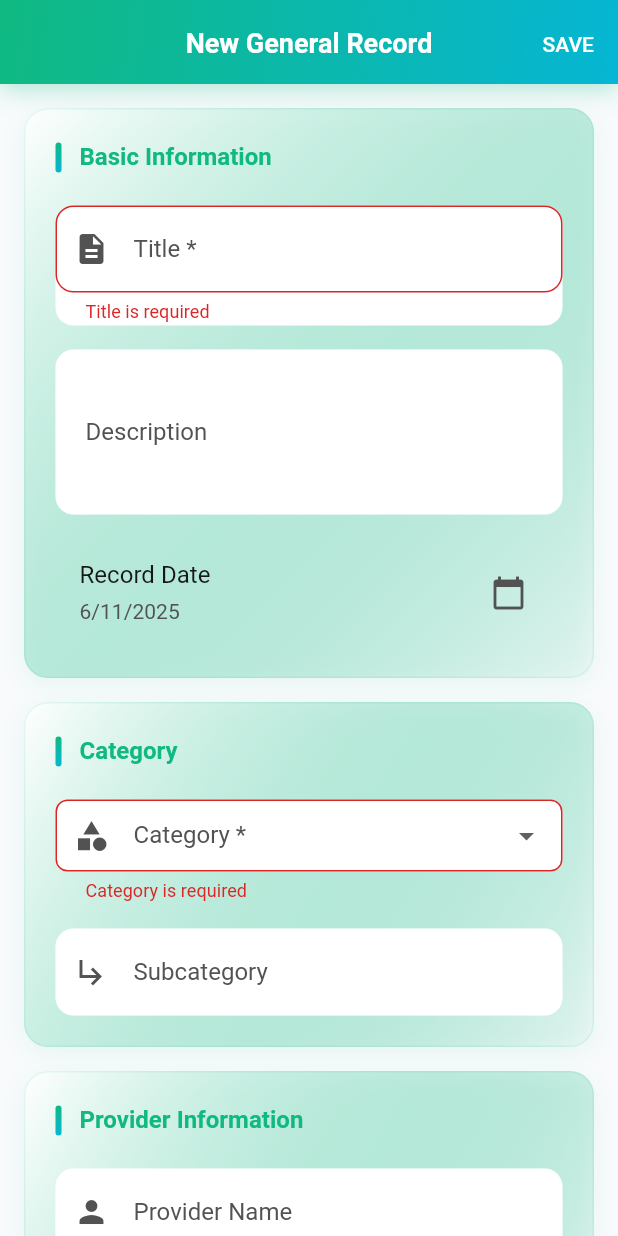
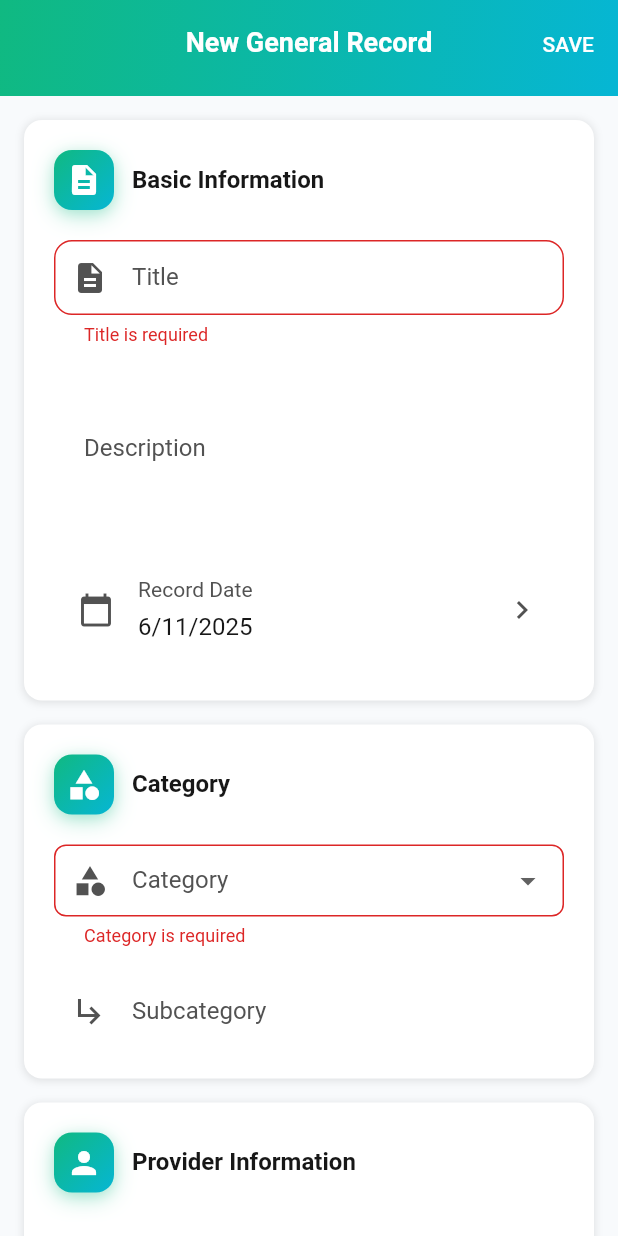
Before and after one commit to theprantadutta/health_box, a Flutter app: the GeneralRecordFormScreen screen opened by its route, after a tap on "SAVE", on a phone screen of 412 x 824 dp. Run offline on Flutter 3.47's test engine with Material 3 defaults, Android fonts, the phone set to English and light mode, and no system bars; our stand-ins replace audioplayers, connectivity_plus, csv, drift, file_picker, fl_chart and 14 more; missing offline and left inert: alarm, encrypted_drift, google_mlkit_text_recognition, googleapis; accounts and stored records are empty; generated files the repository leaves out were written again; statements that could not run were skipped.

Commit message:
feat(design-system): redesign General Record form (Phase 5 - Batch 5 Part 2)

```diff
--- a/lib/features/medical_records/screens/general_record_form_screen.dart
+++ b/lib/features/medical_records/screens/general_record_form_screen.dart
@@ -3,10 +3,14 @@ import 'package:flutter_riverpod/flutter_riverpod.dart';
 import 'package:go_router/go_router.dart';
 import '../../../shared/providers/medical_records_providers.dart';
 import '../../../shared/theme/design_system.dart';
-import '../../../shared/widgets/modern_text_field.dart';
 import '../services/general_record_service.dart';
 import '../../../shared/widgets/attachment_form_widget.dart';
 import '../../../shared/services/attachment_service.dart';
+import '../../../shared/widgets/hb_app_bar.dart';
+import '../../../shared/widgets/hb_button.dart';
+import '../../../shared/widgets/hb_text_field.dart';
+import '../../../shared/widgets/hb_card.dart';
+import '../../../shared/widgets/hb_list_tile.dart';
 import 'dart:developer' as developer;
 
 class GeneralRecordFormScreen extends ConsumerStatefulWidget {
@@ -50,7 +54,6 @@ class _GeneralRecordFormScreenState
   bool _isEditing = false;
   List<AttachmentResult> _attachments = [];
 
-  // Predefined categories
   final List<String> _categories = [
     'Insurance Documents',
     'Consent Forms',
@@ -67,60 +70,38 @@ class _GeneralRecordFormScreenState
   void initState() {
     super.initState();
     _isEditing = widget.generalRecordId != null;
-    if (_isEditing) {
-      _loadGeneralRecord();
-    }
-  }
-
-  Future<void> _loadGeneralRecord() async {
-    // TODO: Load existing general record data when editing
   }
 
   @override
   Widget build(BuildContext context) {
     return Scaffold(
-      appBar: AppBar(
-        title: Text(_isEditing ? 'Edit General Record' : 'New General Record', style: const TextStyle(color: Colors.white, fontWeight: FontWeight.w700)),
-        elevation: 0,
-        backgroundColor: Colors.transparent,
-        iconTheme: const IconThemeData(color: Colors.white),
-        flexibleSpace: Container(
-          decoration: BoxDecoration(
+      appBar: HBAppBar.gradient(
+        title: _isEditing ? 'Edit General Record' : 'New General Record',
         gradient: HealthBoxDesignSystem.medicalGreen,
-            boxShadow: [
-              BoxShadow(
-                color: HealthBoxDesignSystem.medicalGreen.colors.first.withValues(alpha: 0.3),
-                offset: const Offset(0, 4),
-                blurRadius: 12,
-              ),
-            ],
-          ),
-        ),
         actions: [
-          TextButton(
+          HBButton.text(
             onPressed: _isLoading ? null : _saveGeneralRecord,
-            style: TextButton.styleFrom(foregroundColor: Colors.white),
-            child: Text(_isLoading ? 'SAVING...' : 'SAVE'),
+            child: Text(_isLoading ? 'SAVING...' : 'SAVE', style: const TextStyle(color: Colors.white)),
           ),
         ],
       ),
       body: Form(
         key: _formKey,
         child: ListView(
-          padding: const EdgeInsets.all(16),
+          padding: EdgeInsets.all(context.responsivePadding),
           children: [
             _buildBasicInfoSection(),
-            const SizedBox(height: 16),
+            SizedBox(height: AppSpacing.base),
             _buildCategorySection(),
-            const SizedBox(height: 16),
+            SizedBox(height: AppSpacing.base),
             _buildProviderInfoSection(),
-            const SizedBox(height: 16),
+            SizedBox(height: AppSpacing.base),
             _buildDocumentDetailsSection(),
-            const SizedBox(height: 16),
+            SizedBox(height: AppSpacing.base),
             _buildNotesAndTagsSection(),
-            const SizedBox(height: 16),
+            SizedBox(height: AppSpacing.base),
             _buildSettingsSection(),
-            const SizedBox(height: 16),
+            SizedBox(height: AppSpacing.base),
             _buildAttachmentsSection(),
           ],
         ),
@@ -129,16 +110,18 @@ class _GeneralRecordFormScreenState
   }
 
   Widget _buildBasicInfoSection() {
-    return _buildModernSection(
-      context: context,
-      title: 'Basic Information',
+    return HBCard.elevated(
+      padding: EdgeInsets.all(AppSpacing.lg),
+      child: Column(
+        crossAxisAlignment: CrossAxisAlignment.start,
         children: [
-        ModernTextField(
+          _buildSectionHeader('Basic Information', Icons.description, HealthBoxDesignSystem.medicalGreen),
+          SizedBox(height: AppSpacing.lg),
+          HBTextField.filled(
             controller: _titleController,
-          labelText: 'Title *',
-          hintText: 'e.g., Insurance Card, Referral Letter',
-          prefixIcon: const Icon(Icons.description),
-          focusGradient: HealthBoxDesignSystem.medicalGreen,
+            label: 'Title',
+            hint: 'e.g., Insurance Card, Referral Letter',
+            prefixIcon: Icons.description,
             validator: (value) {
               if (value == null || value.trim().isEmpty) {
                 return 'Title is required';
@@ -146,41 +129,39 @@ class _GeneralRecordFormScreenState
               return null;
             },
           ),
-        const SizedBox(height: 16),
-        ModernTextField(
+          SizedBox(height: AppSpacing.base),
+          HBTextField.multiline(
             controller: _descriptionController,
-          labelText: 'Description',
-          hintText: 'Additional details about this record',
-          focusGradient: HealthBoxDesignSystem.medicalGreen,
-          maxLines: 3,
+            label: 'Description',
+            hint: 'Additional details about this record',
+            minLines: 3,
+            maxLines: 5,
           ),
-        const SizedBox(height: 16),
-        ListTile(
-          title: const Text('Record Date'),
-          subtitle: Text(_formatDate(_recordDate)),
-          trailing: const Icon(Icons.calendar_today),
-          onTap: () => _selectDate(context, 'record'),
+          SizedBox(height: AppSpacing.base),
+          _buildDateTile('Record Date', _recordDate, () => _selectDate(context, 'record')),
+        ],
       ),
-      ],
     );
   }
 
   Widget _buildCategorySection() {
-    return _buildModernSection(
-      context: context,
-      title: 'Category',
+    return HBCard.elevated(
+      padding: EdgeInsets.all(AppSpacing.lg),
+      child: Column(
+        crossAxisAlignment: CrossAxisAlignment.start,
         children: [
+          _buildSectionHeader('Category', Icons.category, HealthBoxDesignSystem.medicalGreen),
+          SizedBox(height: AppSpacing.lg),
           DropdownButtonFormField<String>(
-          decoration: const InputDecoration(
-            labelText: 'Category *',
-            border: OutlineInputBorder(),
-            prefixIcon: Icon(Icons.category),
+            decoration: InputDecoration(
+              labelText: 'Category',
+              prefixIcon: const Icon(Icons.category),
+              filled: true,
+              fillColor: context.colorScheme.surfaceContainerHighest,
+              border: OutlineInputBorder(borderRadius: AppRadii.radiusMd, borderSide: BorderSide.none),
             ),
             items: _categories
-              .map((category) => DropdownMenuItem(
-                    value: category,
-                    child: Text(category),
-                  ))
+                .map((category) => DropdownMenuItem(value: category, child: Text(category)))
                 .toList(),
             onChanged: (value) {
               setState(() => _categoryController.text = value ?? '');
@@ -192,157 +173,147 @@ class _GeneralRecordFormScreenState
               return null;
             },
           ),
-        const SizedBox(height: 16),
-        ModernTextField(
+          SizedBox(height: AppSpacing.base),
+          HBTextField.filled(
             controller: _subcategoryController,
-          labelText: 'Subcategory',
-          hintText: 'More specific classification',
-          prefixIcon: const Icon(Icons.subdirectory_arrow_right),
-          focusGradient: HealthBoxDesignSystem.medicalGreen,
+            label: 'Subcategory',
+            hint: 'More specific classification',
+            prefixIcon: Icons.subdirectory_arrow_right,
           ),
         ],
+      ),
     );
   }
 
   Widget _buildProviderInfoSection() {
-    return _buildModernSection(
-      context: context,
-      title: 'Provider Information',
+    return HBCard.elevated(
+      padding: EdgeInsets.all(AppSpacing.lg),
+      child: Column(
+        crossAxisAlignment: CrossAxisAlignment.start,
         children: [
-        ModernTextField(
+          _buildSectionHeader('Provider Information', Icons.person, HealthBoxDesignSystem.medicalGreen),
+          SizedBox(height: AppSpacing.lg),
+          HBTextField.filled(
             controller: _providerNameController,
-          labelText: 'Provider Name',
-          hintText: 'Healthcare provider or contact person',
-          prefixIcon: const Icon(Icons.person),
-          focusGradient: HealthBoxDesignSystem.medicalGreen,
+            label: 'Provider Name',
+            hint: 'Healthcare provider or contact person',
+            prefixIcon: Icons.person,
           ),
-        const SizedBox(height: 16),
-        ModernTextField(
+          SizedBox(height: AppSpacing.base),
+          HBTextField.filled(
             controller: _institutionController,
-          labelText: 'Institution',
-          hintText: 'Hospital, clinic, or organization',
-          prefixIcon: const Icon(Icons.business),
-          focusGradient: HealthBoxDesignSystem.medicalGreen,
+            label: 'Institution',
+            hint: 'Hospital, clinic, or organization',
+            prefixIcon: Icons.business,
           ),
         ],
+      ),
     );
   }
 
   Widget _buildDocumentDetailsSection() {
-    return _buildModernSection(
-      context: context,
-      title: 'Document Details',
+    return HBCard.elevated(
+      padding: EdgeInsets.all(AppSpacing.lg),
+      child: Column(
+        crossAxisAlignment: CrossAxisAlignment.start,
         children: [
-        ModernTextField(
+          _buildSectionHeader('Document Details', Icons.insert_drive_file, HealthBoxDesignSystem.medicalGreen),
+          SizedBox(height: AppSpacing.lg),
+          HBTextField.filled(
             controller: _documentTypeController,
-          labelText: 'Document Type',
-          hintText: 'e.g., PDF, Image, Form',
-          prefixIcon: const Icon(Icons.insert_drive_file),
-          focusGradient: HealthBoxDesignSystem.medicalGreen,
+            label: 'Document Type',
+            hint: 'e.g., PDF, Image, Form',
+            prefixIcon: Icons.insert_drive_file,
           ),
-        const SizedBox(height: 16),
-        ModernTextField(
+          SizedBox(height: AppSpacing.base),
+          HBTextField.filled(
             controller: _referenceNumberController,
-          labelText: 'Reference Number',
-          hintText: 'ID, case number, or reference',
-          prefixIcon: const Icon(Icons.confirmation_number),
-          focusGradient: HealthBoxDesignSystem.medicalGreen,
+            label: 'Reference Number',
+            hint: 'ID, case number, or reference',
+            prefixIcon: Icons.confirmation_number,
           ),
-        const SizedBox(height: 16),
-        ListTile(
-          title: const Text('Document Date'),
-          subtitle: Text(_documentDate != null
-              ? _formatDate(_documentDate!)
-              : 'Not set'),
-          trailing: const Icon(Icons.calendar_today),
-          onTap: () => _selectDate(context, 'document'),
+          SizedBox(height: AppSpacing.base),
+          _buildDateTile('Document Date', _documentDate, () => _selectDate(context, 'document'), optional: true),
+          SizedBox(height: AppSpacing.base),
+          _buildDateTile('Expiration Date', _expirationDate, () => _selectDate(context, 'expiration'), optional: true),
+          SizedBox(height: AppSpacing.base),
+          _buildDateTile('Reminder Date', _reminderDate, () => _selectDate(context, 'reminder'), optional: true),
+        ],
       ),
-        const SizedBox(height: 16),
-        ListTile(
-          title: const Text('Expiration Date'),
-          subtitle: Text(_expirationDate != null
-              ? _formatDate(_expirationDate!)
-              : 'Not set'),
-          trailing: const Icon(Icons.event_busy),
-          onTap: () => _selectDate(context, 'expiration'),
-        ),
-        const SizedBox(height: 16),
-        ListTile(
-          title: const Text('Reminder Date'),
-          subtitle: Text(_reminderDate != null
-              ? _formatDate(_reminderDate!)
-              : 'Not set'),
-          trailing: const Icon(Icons.alarm),
-          onTap: () => _selectDate(context, 'reminder'),
-        ),
-      ],
     );
   }
 
   Widget _buildNotesAndTagsSection() {
-    return _buildModernSection(
-      context: context,
-      title: 'Additional Information',
+    return HBCard.elevated(
+      padding: EdgeInsets.all(AppSpacing.lg),
+      child: Column(
+        crossAxisAlignment: CrossAxisAlignment.start,
         children: [
-        ModernTextField(
+          _buildSectionHeader('Additional Information', Icons.note, HealthBoxDesignSystem.medicalGreen),
+          SizedBox(height: AppSpacing.lg),
+          HBTextField.filled(
             controller: _relatedConditionController,
-          labelText: 'Related Condition',
-          hintText: 'Associated medical condition',
-          prefixIcon: const Icon(Icons.link),
-          focusGradient: HealthBoxDesignSystem.medicalGreen,
+            label: 'Related Condition',
+            hint: 'Associated medical condition',
+            prefixIcon: Icons.link,
           ),
-        const SizedBox(height: 16),
-        ModernTextField(
+          SizedBox(height: AppSpacing.base),
+          HBTextField.multiline(
             controller: _notesController,
-          labelText: 'Notes',
-          hintText: 'Additional notes or comments',
-          prefixIcon: const Icon(Icons.note),
-          focusGradient: HealthBoxDesignSystem.medicalGreen,
-          maxLines: 3,
+            label: 'Notes',
+            hint: 'Additional notes or comments',
+            prefixIcon: Icons.note,
+            minLines: 3,
+            maxLines: 5,
           ),
-        const SizedBox(height: 16),
-        ModernTextField(
+          SizedBox(height: AppSpacing.base),
+          HBTextField.multiline(
             controller: _followUpRequiredController,
-          labelText: 'Follow-up Required',
-          hintText: 'What follow-up actions are needed',
-          prefixIcon: const Icon(Icons.follow_the_signs),
-          focusGradient: HealthBoxDesignSystem.medicalGreen,
-          maxLines: 2,
+            label: 'Follow-up Required',
+            hint: 'What follow-up actions are needed',
+            prefixIcon: Icons.follow_the_signs,
+            minLines: 2,
+            maxLines: 4,
           ),
-        const SizedBox(height: 16),
-        ModernTextField(
+          SizedBox(height: AppSpacing.base),
+          HBTextField.filled(
             controller: _tagsController,
-          labelText: 'Tags',
-          hintText: 'Comma-separated tags for organization',
-          prefixIcon: const Icon(Icons.tag),
-          focusGradient: HealthBoxDesignSystem.medicalGreen,
+            label: 'Tags',
+            hint: 'Comma-separated tags for organization',
+            prefixIcon: Icons.tag,
           ),
         ],
+      ),
     );
   }
 
   Widget _buildSettingsSection() {
-    return _buildModernSection(
-      context: context,
-      title: 'Settings',
+    return HBCard.elevated(
+      padding: EdgeInsets.all(AppSpacing.lg),
+      child: Column(
+        crossAxisAlignment: CrossAxisAlignment.start,
         children: [
-        SwitchListTile(
-          title: const Text('Confidential'),
-          subtitle: const Text('Mark as sensitive information'),
+          _buildSectionHeader('Settings', Icons.settings, HealthBoxDesignSystem.medicalGreen),
+          SizedBox(height: AppSpacing.lg),
+          HBListTile.switchTile(
+            title: 'Confidential',
+            subtitle: 'Mark as sensitive information',
+            icon: Icons.security,
             value: _isConfidential,
-          onChanged: (value) {
-            setState(() => _isConfidential = value);
-          },
+            onChanged: (value) => setState(() => _isConfidential = value),
+            iconColor: AppColors.warning,
           ),
-        SwitchListTile(
-          title: const Text('Requires Action'),
-          subtitle: const Text('Mark if follow-up action is needed'),
+          SizedBox(height: AppSpacing.sm),
+          HBListTile.switchTile(
+            title: 'Requires Action',
+            subtitle: 'Mark if follow-up action is needed',
+            icon: Icons.flag,
             value: _requiresAction,
-          onChanged: (value) {
-            setState(() => _requiresAction = value);
-          },
+            onChanged: (value) => setState(() => _requiresAction = value),
+            iconColor: AppColors.error,
           ),
         ],
+      ),
     );
   }
 
@@ -462,7 +433,6 @@ class _GeneralRecordFormScreenState
 
       await service.createGeneralRecord(request);
 
-      // Refresh medical records providers
       ref.invalidate(allMedicalRecordsProvider);
       ref.invalidate(recordsByProfileIdProvider(selectedProfileId));
 
@@ -472,52 +442,37 @@ class _GeneralRecordFormScreenState
           SnackBar(
             content: Row(
               children: [
-                const Icon(Icons.check_circle_outline, color: Colors.white, size: 20),
-                const SizedBox(width: 8),
-                const Expanded(
-                  child: Text('General record saved successfully'),
-                ),
+                const Icon(Icons.check_circle_outline, color: Colors.white, size: AppSizes.iconSm),
+                SizedBox(width: AppSpacing.sm),
+                const Expanded(child: Text('General record saved successfully')),
               ],
             ),
-            backgroundColor: Colors.green,
+            backgroundColor: AppColors.success,
             behavior: SnackBarBehavior.floating,
-            shape: RoundedRectangleBorder(borderRadius: BorderRadius.circular(8)),
+            shape: RoundedRectangleBorder(borderRadius: AppRadii.radiusMd),
           ),
         );
       }
 
-      // Log success
-      developer.log(
-        'General record created successfully for profile: $selectedProfileId',
-        name: 'GeneralRecordForm',
-        level: 800, // INFO level
-      );
+      developer.log('General record created successfully for profile: $selectedProfileId',
+        name: 'GeneralRecordForm', level: 800);
     } catch (error, stackTrace) {
-      // Log detailed error to console
-      developer.log(
-        'Failed to save general record',
-        name: 'GeneralRecordForm',
-        level: 1000, // ERROR level
-        error: error,
-        stackTrace: stackTrace,
-      );
+      developer.log('Failed to save general record',
+        name: 'GeneralRecordForm', level: 1000, error: error, stackTrace: stackTrace);
 
       if (mounted) {
-        // Show user-friendly error message
         ScaffoldMessenger.of(context).showSnackBar(
           SnackBar(
             content: Row(
               children: [
-                const Icon(Icons.error_outline, color: Colors.white, size: 20),
-                const SizedBox(width: 8),
-                const Expanded(
-                  child: Text('Failed to save general record. Please try again.'),
-                ),
+                const Icon(Icons.error_outline, color: Colors.white, size: AppSizes.iconSm),
+                SizedBox(width: AppSpacing.sm),
+                const Expanded(child: Text('Failed to save general record. Please try again.')),
               ],
             ),
-            backgroundColor: Theme.of(context).colorScheme.error,
+            backgroundColor: AppColors.error,
             behavior: SnackBarBehavior.floating,
-            shape: RoundedRectangleBorder(borderRadius: BorderRadius.circular(8)),
+            shape: RoundedRectangleBorder(borderRadius: AppRadii.radiusMd),
             action: SnackBarAction(
               label: 'Retry',
               textColor: Colors.white,
@@ -533,97 +488,83 @@ class _GeneralRecordFormScreenState
     }
   }
 
-  Widget _buildModernSection({
-    required BuildContext context,
-    required String title,
-    required List<Widget> children,
-  }) {
-    return Container(
-      decoration: BoxDecoration(
-        gradient: LinearGradient(
-          begin: Alignment.topLeft,
-          end: Alignment.bottomRight,
-          colors: [
-            Colors.white,
-            HealthBoxDesignSystem.medicalGreen.colors.first.withValues(alpha: 0.02),
-          ],
-        ),
-        borderRadius: BorderRadius.circular(16),
-        border: Border.all(
-          color: HealthBoxDesignSystem.medicalGreen.colors.first.withValues(alpha: 0.1),
-          width: 1,
-        ),
-        boxShadow: [
-          BoxShadow(
-            color: HealthBoxDesignSystem.medicalGreen.colors.first.withValues(alpha: 0.08),
-            offset: const Offset(0, 4),
-            blurRadius: 12,
-            spreadRadius: 0,
-          ),
-        ],
-      ),
-      child: Padding(
-        padding: const EdgeInsets.all(20),
+  Widget _buildAttachmentsSection() {
+    return HBCard.elevated(
+      padding: EdgeInsets.all(AppSpacing.lg),
       child: Column(
         crossAxisAlignment: CrossAxisAlignment.start,
         children: [
-            Row(
-              children: [
-                Container(
-                  width: 4,
-                  height: 20,
-                  decoration: BoxDecoration(
-                    gradient: HealthBoxDesignSystem.medicalGreen,
-                    borderRadius: BorderRadius.circular(2),
-                  ),
-                ),
-                const SizedBox(width: 12),
-                Text(
-                  title,
-                  style: Theme.of(context).textTheme.titleMedium?.copyWith(
-                    fontWeight: FontWeight.w600,
-                    color: HealthBoxDesignSystem.medicalGreen.colors.first,
-                  ),
-                ),
-              ],
-            ),
-            const SizedBox(height: 20),
-            ...children,
-          ],
-        ),
-      ),
-    );
-  }
-
-  Widget _buildAttachmentsSection() {
-    return _buildModernSection(
-      context: context,
-      title: 'Attachments',
-      children: [
-        Text(
-          'Add any relevant medical documents or files',
-          style: Theme.of(context).textTheme.bodyMedium?.copyWith(
-            color: Theme.of(context).colorScheme.onSurfaceVariant,
-          ),
-        ),
-        const SizedBox(height: 16),
+          _buildSectionHeader('Attachments', Icons.attach_file, HealthBoxDesignSystem.medicalGreen),
+          SizedBox(height: AppSpacing.sm),
+          Text('Add any relevant medical documents or files',
+            style: context.textTheme.bodySmall?.copyWith(color: context.colorScheme.onSurfaceVariant)),
+          SizedBox(height: AppSpacing.base),
           AttachmentFormWidget(
             initialAttachments: _attachments,
             onAttachmentsChanged: (attachments) {
-            setState(() {
-              _attachments = attachments;
-            });
+              setState(() => _attachments = attachments);
             },
             maxFiles: 15,
             allowedExtensions: const ['pdf', 'jpg', 'jpeg', 'png', 'doc', 'docx', 'txt'],
             maxFileSizeMB: 50,
           ),
         ],
+      ),
     );
   }
 
-  String _formatDate(DateTime date) {
-    return '${date.day}/${date.month}/${date.year}';
+  Widget _buildSectionHeader(String title, IconData icon, Gradient gradient) {
+    return Row(
+      children: [
+        Container(
+          padding: EdgeInsets.all(AppSpacing.sm),
+          decoration: BoxDecoration(
+            gradient: gradient,
+            borderRadius: BorderRadius.circular(AppRadii.md),
+            boxShadow: AppElevation.coloredShadow(gradient.colors.first, opacity: 0.3),
+          ),
+          child: Icon(icon, size: AppSizes.iconMd, color: Colors.white),
+        ),
+        SizedBox(width: AppSpacing.md),
+        Text(title, style: context.textTheme.titleMedium?.copyWith(
+          fontWeight: AppTypography.fontWeightSemiBold,
+          color: context.colorScheme.onSurface)),
+      ],
+    );
+  }
+
+  Widget _buildDateTile(String label, DateTime? date, VoidCallback onTap, {bool optional = false}) {
+    return InkWell(
+      onTap: onTap,
+      borderRadius: AppRadii.radiusMd,
+      child: Container(
+        padding: EdgeInsets.all(AppSpacing.base),
+        decoration: BoxDecoration(
+          color: context.colorScheme.surfaceContainerHighest,
+          borderRadius: AppRadii.radiusMd,
+        ),
+        child: Row(
+          children: [
+            Icon(Icons.calendar_today, color: context.colorScheme.onSurfaceVariant, size: AppSizes.iconMd),
+            SizedBox(width: AppSpacing.base),
+            Expanded(
+              child: Column(
+                crossAxisAlignment: CrossAxisAlignment.start,
+                children: [
+                  Text(label, style: context.textTheme.bodyMedium?.copyWith(
+                    color: context.colorScheme.onSurfaceVariant)),
+                  Text(
+                    date != null ? '${date.day}/${date.month}/${date.year}' : (optional ? 'Not set' : 'Select date'),
+                    style: context.textTheme.bodyLarge?.copyWith(
+                      color: date != null ? context.colorScheme.onSurface : context.colorScheme.onSurfaceVariant)),
+                ],
+              ),
+            ),
+            Icon(Icons.chevron_right, color: context.colorScheme.onSurfaceVariant),
+          ],
+        ),
+      ),
+    );
   }
 
   @override
```
Lines whose indentation alone changed are shown as unchanged.
